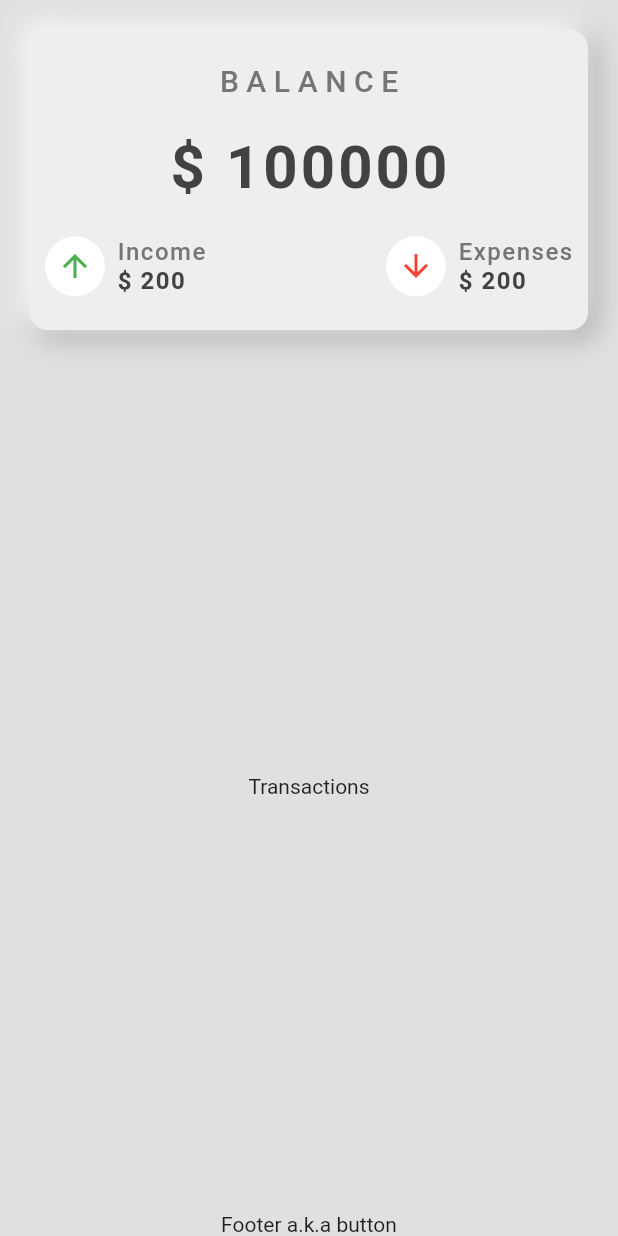
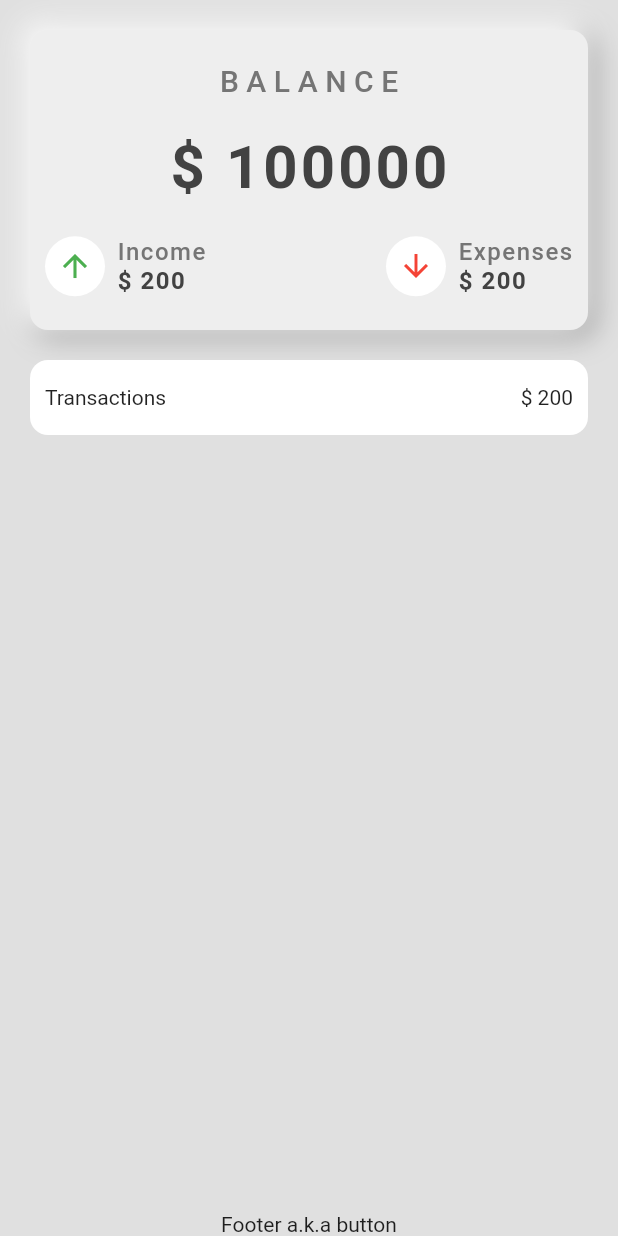
Before and after one commit to Toxicann/Gsheet-Expense-Manager, a Flutter app: the screen it shows after launch, on a phone screen of 412 x 824 dp. Run offline on Flutter 3.47's test engine with Material 2 defaults, Android fonts, the phone set to English and light mode, and no system bars.

Commit message:
static transactions list design

```diff
--- a/lib/main.dart
+++ b/lib/main.dart
@@ -40,8 +40,29 @@ class RootApp extends StatelessWidget {
             Expanded(
               child: Container(
                 // color: Colors.blueAccent,
-                child: const Center(
-                  child: Text("Transactions"),
+                child: Padding(
+                  padding: const EdgeInsets.symmetric(horizontal: 20.0),
+                  child: Column(
+                    children: [
+                      Container(
+                        decoration: BoxDecoration(
+                          color: Colors.white,
+                          borderRadius: BorderRadius.circular(12),
+                        ),
+                        height: 50,
+                        child: Padding(
+                          padding: const EdgeInsets.symmetric(horizontal: 10.0),
+                          child: Row(
+                            mainAxisAlignment: MainAxisAlignment.spaceBetween,
+                            children: [
+                              Text("Transactions"),
+                              Text("\$ 200"),
+                            ],
+                          ),
+                        ),
+                      )
+                    ],
+                  ),
                 ),
               ),
             ),
```
